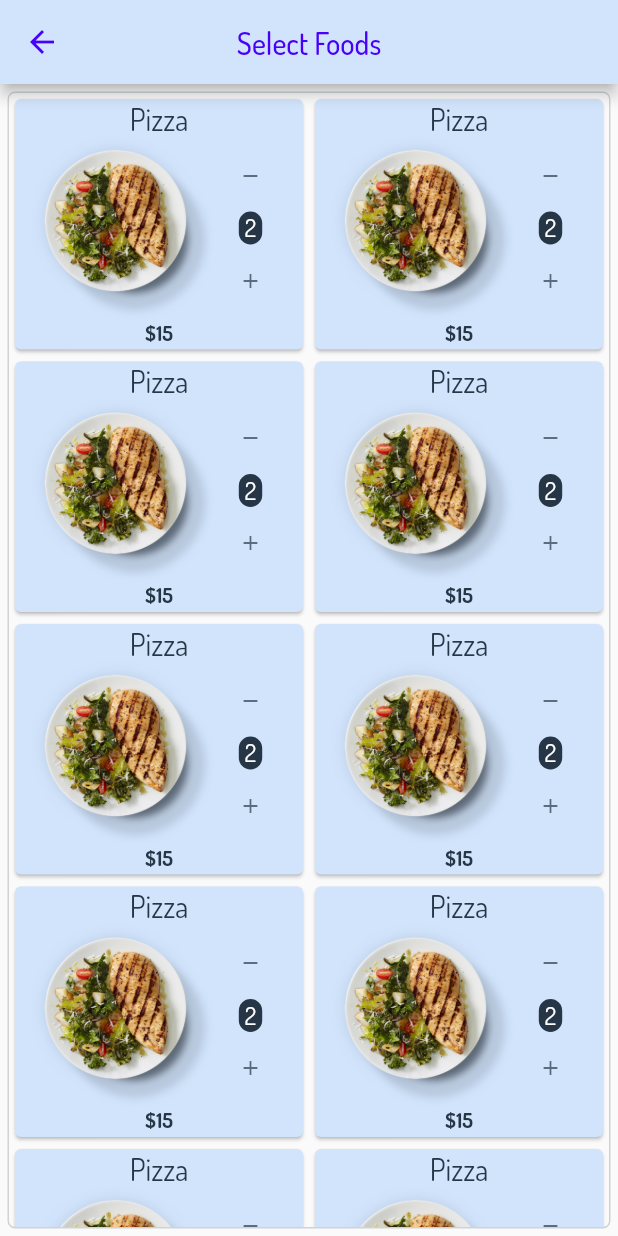
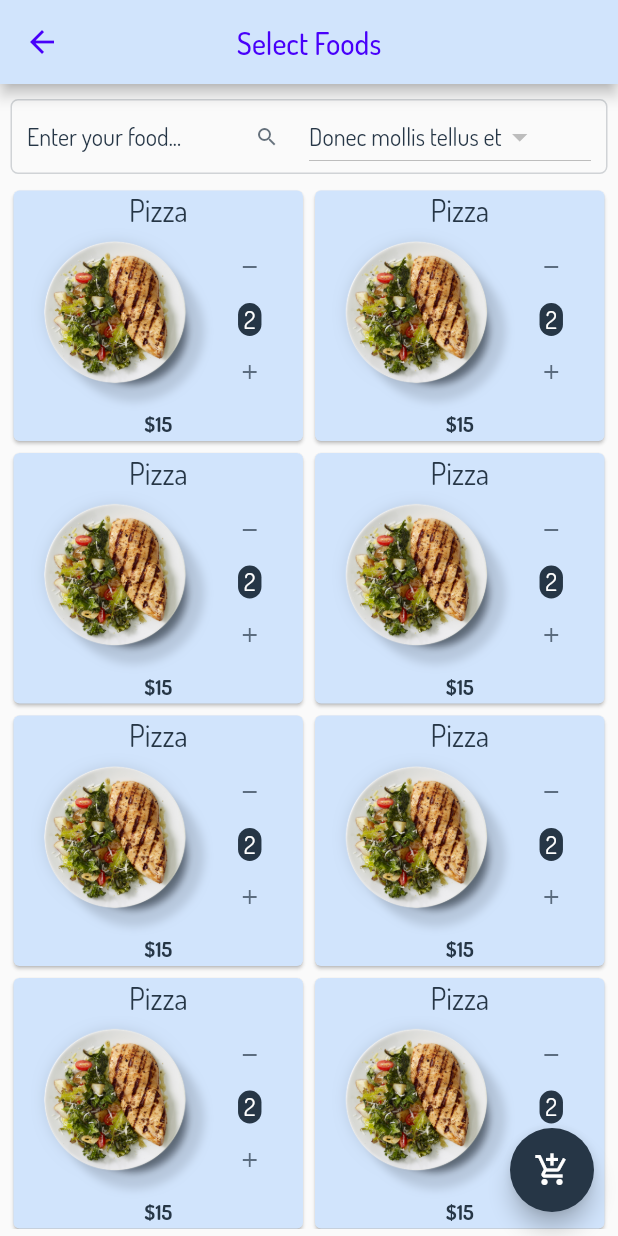
Before and after one commit to uiters/store-pattern, a Flutter app: the screen it shows after launch, after a tap on "01", on a phone screen of 412 x 824 dp. Run offline on Flutter 3.47's test engine with Material 2 defaults, Android fonts, the phone set to English and light mode, and no system bars.

Commit message:
menuscreen: design search + filter controls

```diff
--- a/order_app/lib/screens/homescreen.dart
+++ b/order_app/lib/screens/homescreen.dart
@@ -1,6 +1,7 @@
 import 'package:flutter/material.dart';
 import './../UI/theme.dart';
 import './menuscreen.dart';
+import './cartscreen.dart';
 
 class HomeScreen extends StatefulWidget {
   @override
@@ -11,9 +12,6 @@ class _HomeScreenState extends State<HomeScreen> {
   @override
   Widget build(BuildContext context) {
     return Container(
-        decoration: new BoxDecoration(
-            borderRadius: BorderRadius.circular(5.0),
-            border: Border.all(color: fontColorLight.withOpacity(0.2))),
       margin: EdgeInsets.all(5.0),
       child: new ListView.builder(
           itemExtent: 100.0,
@@ -44,11 +42,36 @@ class _HomeScreenState extends State<HomeScreen> {
       new MaterialPageRoute(builder: (context) {
         return new Scaffold(
           appBar: new AppBar(
-              title: new Text('Select Foods',style: new TextStyle(color: accentColor, fontFamily: 'Dosis'),),
+            title: new Text('Select Foods',
+              style: new TextStyle(color: accentColor, fontFamily: 'Dosis'),),
             iconTheme: new IconThemeData(color: accentColor),
             centerTitle: true,
           ),
           body: new MenuScreen(),
+          floatingActionButton: new FloatingActionButton(
+            onPressed: () {
+              _pushCartScreen();
+            },
+            child: new Icon(Icons.add_shopping_cart),
+            tooltip: 'Add To Cart',
+            backgroundColor: fontColor,
+          ),
+        );
+      }),
+    );
+  }
+
+  void _pushCartScreen() {
+    Navigator.of(context).push(
+      new MaterialPageRoute(builder: (context) {
+        return new Scaffold(
+          appBar: new AppBar(
+            title: new Text('Cart',
+              style: new TextStyle(color: accentColor, fontFamily: 'Dosis'),),
+            iconTheme: new IconThemeData(color: accentColor),
+            centerTitle: true,
+          ),
+          body: new CartScreen(),
         );
       }),
     );
--- a/order_app/lib/screens/menuscreen.dart
+++ b/order_app/lib/screens/menuscreen.dart
@@ -7,19 +7,33 @@ class MenuScreen extends StatefulWidget {
 }
 
 class _MenuScreenState extends State<MenuScreen> {
+  TextEditingController _textController = new TextEditingController();
+
   @override
   Widget build(BuildContext context) {
     return Container(
-      decoration: new BoxDecoration(
-          borderRadius: BorderRadius.circular(5.0),
-          border: Border.all(color: fontColorLight.withOpacity(0.2))),
+      child: Column(
+        children: <Widget>[
+          _buildFilterFood(context),
+          _buildListFoods(context)
+        ],
+      ),
+    );
+  }
+
+
+  Widget _buildListFoods(BuildContext context) {
+    return Expanded(
+      child: new Container(
+        width: double.infinity,
         margin: EdgeInsets.all(5.0),
         child: new ListView.builder(
             itemExtent: 175.0,
             itemCount: 20,
-          itemBuilder: (_, index) => _buildFoodRow(context)),
+            itemBuilder: (_, index) => _buildFoodRow(context)
+        ),
+      ),
     );
-  }
   }
 
   Widget _buildFoodRow(BuildContext context) {
@@ -60,8 +74,9 @@ Widget _buildFood(BuildContext context) {
                     mainAxisAlignment: MainAxisAlignment.center,
                     children: <Widget>[
                       new IconButton(
-                      icon: new Icon(Icons.remove, size: 16.0, color: fontColorLight,),
-                      //                              onPressed: food.quantity == 0 ? null : decrement,
+                        icon: new Icon(
+                          Icons.remove, size: 16.0, color: fontColorLight,),
+                        onPressed: () {},
                       ),
                       new Container(
                           decoration: new BoxDecoration(
@@ -69,18 +84,22 @@ Widget _buildFood(BuildContext context) {
                               color: fontColor
                           ),
                           child: Padding(
-                          padding: const EdgeInsets.only(top: 1.0, bottom: 1.0, left: 4.0, right: 4.0),
+                            padding: const EdgeInsets.only(
+                                top: 1.0, bottom: 1.0, left: 4.0, right: 4.0),
                             child: new Text('2',
                                 style: new TextStyle(
-                                  color: Colors.white, fontFamily: 'Dosis', fontSize: 16.0,
+                                  color: Colors.white,
+                                  fontFamily: 'Dosis',
+                                  fontSize: 16.0,
                                 ),
                                 textAlign: TextAlign.center
                             ),
                           )
                       ),
                       new IconButton(
-                      icon: new Icon(Icons.add, size: 16.0, color: fontColorLight,),
-                      //                              onPressed: increment,
+                        icon: new Icon(
+                          Icons.add, size: 16.0, color: fontColorLight,),
+                        onPressed: () {},
                       ),
                     ],
                   ),
@@ -90,7 +109,10 @@ Widget _buildFood(BuildContext context) {
               new Text(
                 '\$15',
                 style: const TextStyle(
-                  color: fontColor, fontFamily: 'Dosis', fontSize: 14.0, fontWeight: FontWeight.bold
+                    color: fontColor,
+                    fontFamily: 'Dosis',
+                    fontSize: 14.0,
+                    fontWeight: FontWeight.bold
                 ),
               ),
             ],
@@ -98,3 +120,64 @@ Widget _buildFood(BuildContext context) {
         )
     );
   }
+
+  Widget _buildFilterFood(BuildContext context) {
+    TextStyle _itemStyle = new TextStyle(
+        color: fontColor, fontFamily: 'Dosis', fontSize: 16.0);
+    return new Container(
+      decoration: new BoxDecoration(
+          borderRadius: BorderRadius.circular(5.0),
+          border: Border.all(color: fontColorLight.withOpacity(0.2))
+      ),
+      margin: EdgeInsets.only(top: 10.0, bottom: 2.0, left: 7.0, right: 7.0),
+      padding: EdgeInsets.only(left: 10.0, right: 10.0),
+      child: new Row(
+        children: <Widget>[
+          Expanded(
+            flex: 1,
+            child: new Row(
+              children: <Widget>[
+                new Flexible(
+                    child: new TextField(
+                        controller: _textController,
+                        onChanged: null,
+                        onSubmitted: null,
+                        decoration: InputDecoration.collapsed(
+                            hintText: 'Enter your food...',
+                            hintStyle: _itemStyle
+                        )
+                    )
+                ),
+                new Container(
+                    margin: const EdgeInsets.symmetric(horizontal: 4.0),
+                    child: new IconButton(
+                      icon: new Icon(
+                        Icons.search, color: fontColorLight, size: 16.0,),
+                      onPressed: null,
+                    )
+                )
+              ],
+            ),
+          ),
+          Expanded(
+            flex: 1,
+            child: new DropdownButton(
+                items: [
+                  new DropdownMenuItem(child: new Text(
+                    'Donec mollis tellus et', style: _itemStyle,)),
+                  new DropdownMenuItem(
+                      child: new Text('Donec nisi sem', style: _itemStyle,)),
+                  new DropdownMenuItem(
+                      child: new Text('Mauris posuere', style: _itemStyle,)),
+                  new DropdownMenuItem(
+                      child: new Text('Ut faucibus', style: _itemStyle,)),
+                ],
+                onChanged: null
+            ),
+          )
+        ],
+      ),
+    );
+  }
+
+}
```
Also changed, not shown: order_app/lib/screens/cartscreen.dart (added, +15 -0 lines). Lines whose indentation alone changed are shown as unchanged.
